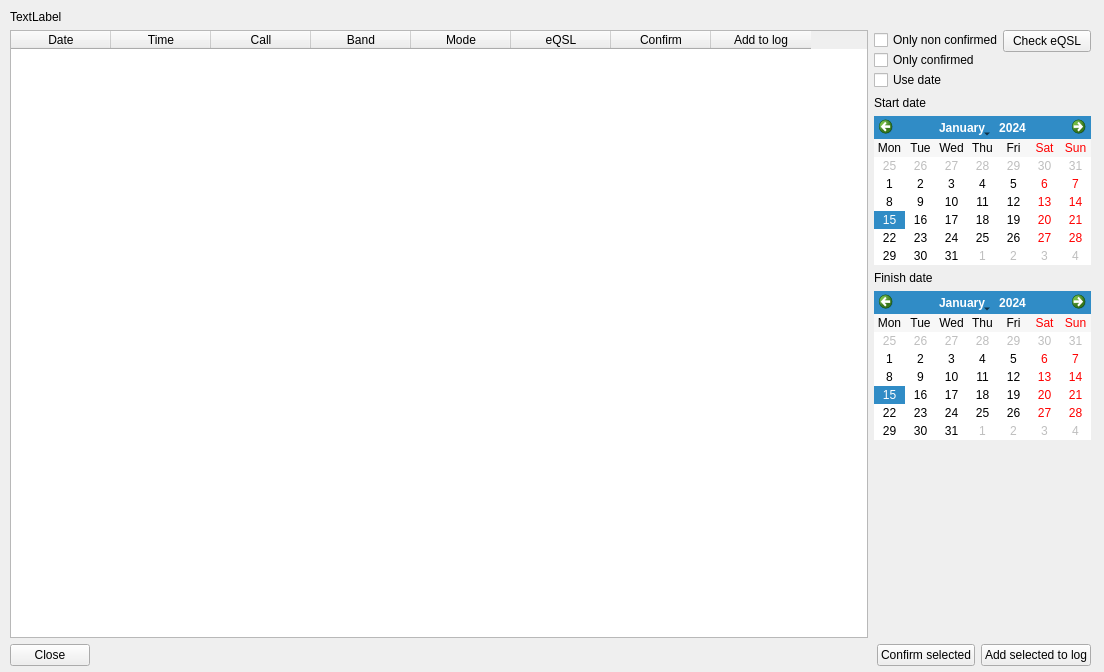
The window that eqsl_inbox.ui (bastonc/linuxlog-2_5) describes before a commit, drawn with Qt 5.
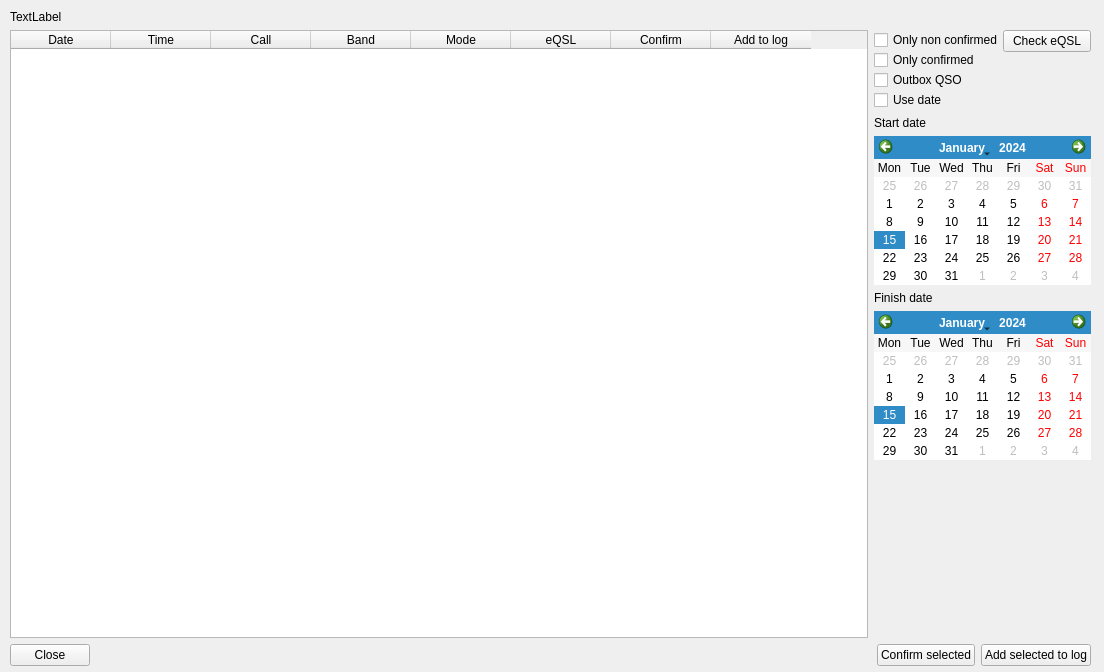
The same window after the commit. Icons and pictures are not drawn.

Commit message: Add sent eQSL in eQSL window

```diff
--- a/eqsl_inbox.ui
+++ b/eqsl_inbox.ui
@@ -145,6 +145,13 @@
               </property>
              </widget>
             </item>
+            <item>
+             <widget class="QCheckBox" name="upload_chkbx">
+              <property name="text">
+               <string>Outbox QSO</string>
+              </property>
+             </widget>
+            </item>
             <item alignment="Qt::AlignLeft|Qt::AlignTop">
              <widget class="QCheckBox" name="date_chkbx">
               <property name="sizePolicy">
```
The commit also changes 3 other files.
